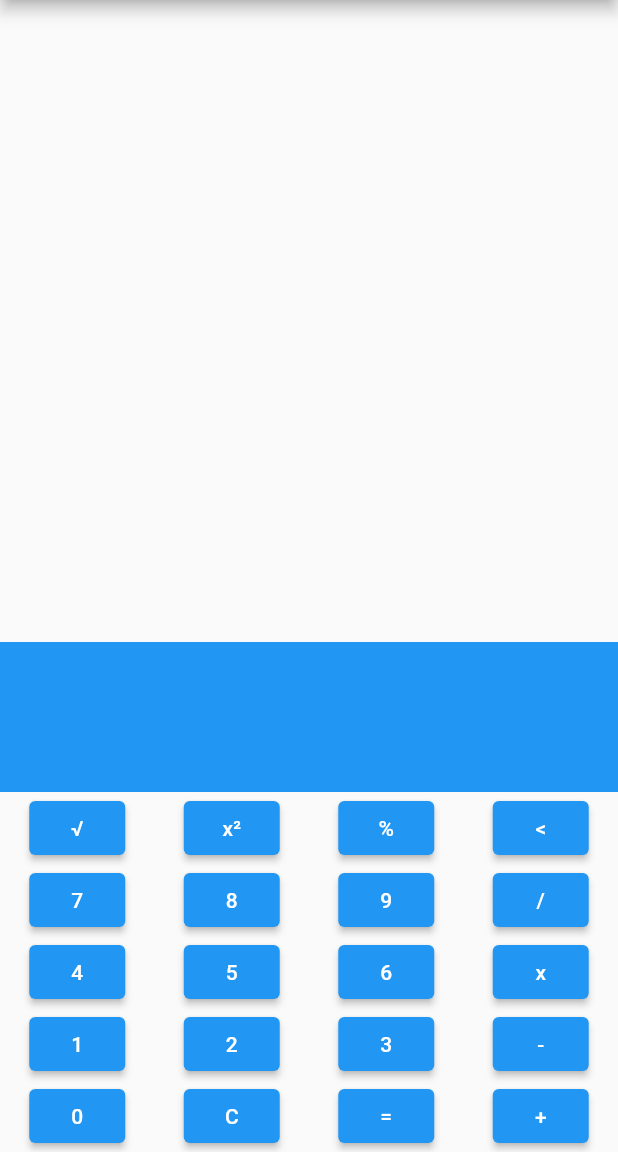
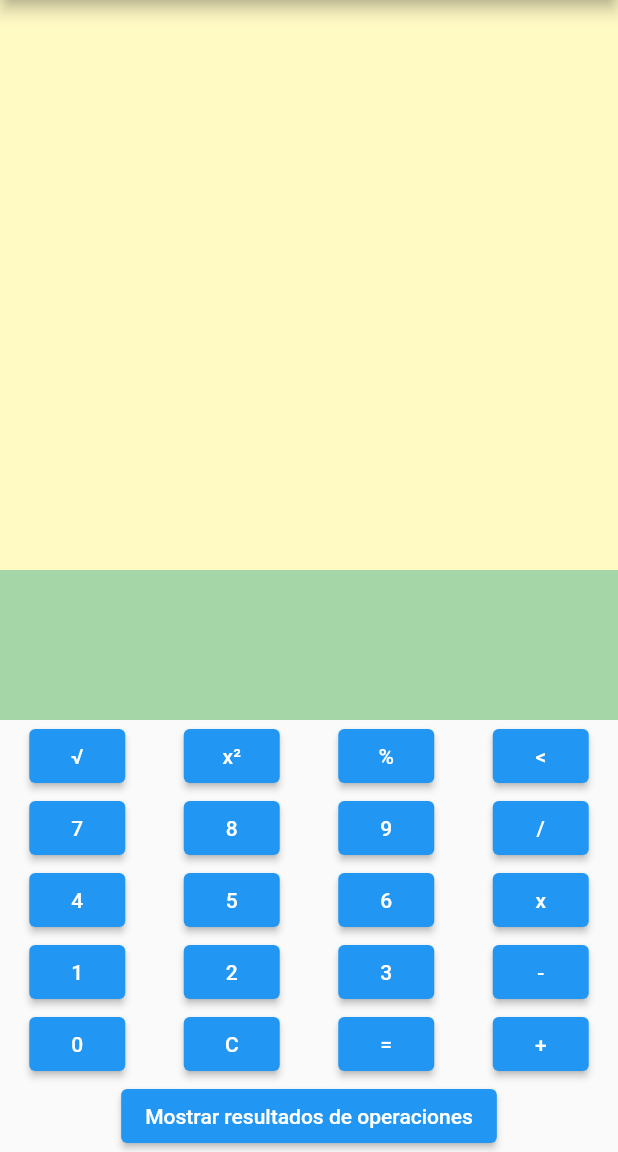
Before and after one commit to CateValencia/taller2_calculadora, a Flutter app: the screen it shows after launch, on a phone screen of 412 x 824 dp, the part 84-1236 px from its top. Run offline on Flutter 3.47's test engine with Material 2 defaults, Android fonts, the phone set to English and light mode, and no system bars.

Commit message:
update/implementación resultados

```diff
--- a/lib/page/home-page.dart
+++ b/lib/page/home-page.dart
@@ -1,6 +1,7 @@
 import 'dart:math';
 
 import 'package:flutter/material.dart';
+import 'package:tallercalculadora2/page/resultados.dart';
 
 class HomePage extends StatefulWidget {
   HomePage({Key key, this.title}) : super(key: key);
@@ -13,6 +14,7 @@ class HomePage extends StatefulWidget {
 class _HomePageState extends State<HomePage> {
   String operaciones = "";
   String resultadoOperaciones = "";
+  List<Text> listaResultados = [];
 
   @override
   Widget build(BuildContext context) {
@@ -29,18 +31,23 @@ class _HomePageState extends State<HomePage> {
       children: [
         Expanded(
           child: Container(
+              color: Colors.yellow[100],
+              child: Padding(
+                padding: const EdgeInsets.all(8.0),
                 child: Row(
+                  mainAxisAlignment: MainAxisAlignment.end,
                   children: [
-                Text(
-                  resultadoOperaciones,
-                  textAlign: TextAlign.justify,
+                    Column(
+                      mainAxisAlignment: MainAxisAlignment.spaceAround,
+                      crossAxisAlignment: CrossAxisAlignment.end,
+                      children: listaResultados,
                     ),
                   ],
                 ),
-          ),
+              )),
         ),
         Container(
-          color: Colors.blue,
+          color: Colors.green[200],
           height: 100,
           child: Row(
             children: [
@@ -187,6 +194,7 @@ class _HomePageState extends State<HomePage> {
                   setState(() {
                     operaciones = "";
                     resultadoOperaciones = "";
+                    listaResultados = [];
                   });
                 },
                 child: Text("C")),
@@ -202,6 +210,17 @@ class _HomePageState extends State<HomePage> {
                   });
                 },
                 child: Text("+"))
+          ]),
+          Row(mainAxisAlignment: MainAxisAlignment.spaceAround, children: [
+            ElevatedButton(
+                onPressed: () {
+                  Navigator.push(
+                      context,
+                      MaterialPageRoute(
+                          builder: (context) => ResultadosPage(
+                              listadoResultados: listaResultados)));
+                },
+                child: Text("Mostrar resultados de operaciones")),
           ])
         ])),
       ],
@@ -216,14 +235,17 @@ class _HomePageState extends State<HomePage> {
         if (operacion.contains(new RegExp(r'²|√|%'))) {
           resultado = validarOperacionesEspeciales(operacion);
           setState(() {
+            listaResultados.add(Text("$operacion = $resultado"));
             operacion = "$resultado";
             operaciones = operacion;
           });
-        }
+        } else {
           setState(() {
+            listaResultados.add(Text("$operacion = $operacion"));
             operaciones = operacion;
             resultadoOperaciones = operacion;
           });
+        }
       } else {
         var array = operacion.split(" ");
         String operador = array[1].trim();
@@ -245,6 +267,7 @@ class _HomePageState extends State<HomePage> {
         setState(() {
           resultadoOperaciones =
               "$resultadoOperaciones\n $x $operador $y = $resultado";
+          listaResultados.add(Text("$operacion = $resultado"));
           operaciones = "$resultado";
         });
 
```
Also changed, not shown: lib/page/resultados.dart (added, +19 -0 lines). Lines whose indentation alone changed are shown as unchanged.
